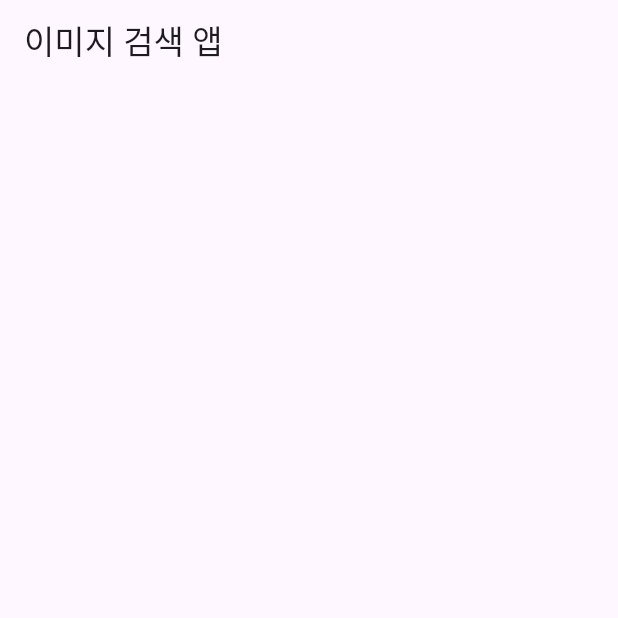
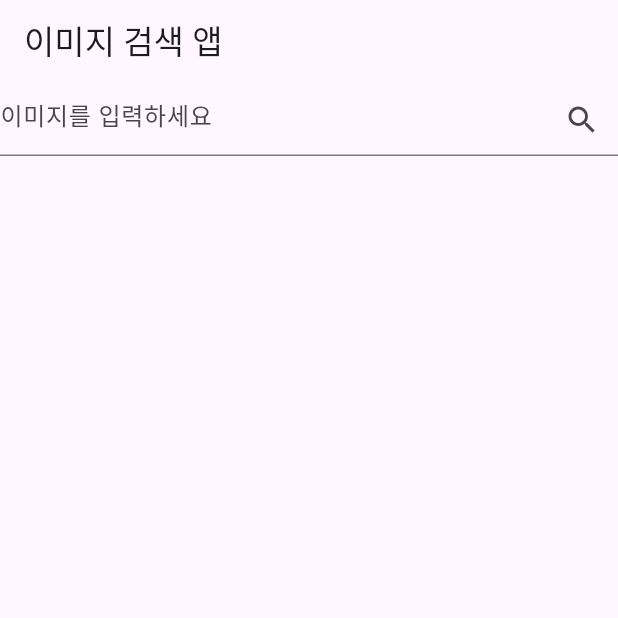
Before and after one commit to yeondooo/image_search_4day, a Flutter app: the screen it shows after launch, on a phone screen of 412 x 824 dp, the top half of it. Run offline on Flutter 3.47's test engine with Material 2 defaults, Android fonts, the phone set to English and light mode, and no system bars; our stand-ins replace go_router; generated files the repository leaves out were written again.

Commit message:
feat: main screen 구현

```diff
--- a/lib/ui/main/main_screen.dart
+++ b/lib/ui/main/main_screen.dart
@@ -1,4 +1,7 @@
 import 'package:flutter/material.dart';
+import 'package:go_router/go_router.dart';
+import 'package:image_search_4day/ui/main/main_view_model.dart';
+import 'package:provider/provider.dart';
 
 class MainScreen extends StatefulWidget {
   const MainScreen({Key? key}) : super(key: key);
@@ -8,13 +11,64 @@ class MainScreen extends StatefulWidget {
 }
 
 class _MainScreenState extends State<MainScreen> {
+  final controller = TextEditingController();
+
+  @override
+  void dispose() {
+    controller.dispose();
+    super.dispose();
+  }
+
   @override
   Widget build(BuildContext context) {
+    final viewModel = context.watch<MainViewModel>();
+
     return Scaffold(
       appBar: AppBar(
         title: const Text('이미지 검색 앱'),
       ),
-      body: Container(),
+      body: Column(
+        children: [
+          TextField(
+            controller: controller,
+            decoration: InputDecoration(
+              hintText: '이미지를 입력하세요',
+              suffixIcon: IconButton(
+                icon: const Icon(Icons.search),
+                onPressed: () {
+                  viewModel.fetchImages(controller.text);
+                },
+              ),
+            ),
+          ),
+          Expanded(
+            child: GridView.builder(
+              shrinkWrap: true,
+              gridDelegate: const SliverGridDelegateWithFixedCrossAxisCount(
+                crossAxisCount: 2,
+                mainAxisSpacing: 4,
+                crossAxisSpacing: 4,
+              ),
+              itemCount: viewModel.photos.length,
+              itemBuilder: (context, index) {
+                final photo = viewModel.photos[index];
+                return Hero(
+                  tag: photo.id,
+                  child: GestureDetector(
+                    onTap: () {
+                      context.push('/detail', extra: photo);
+                    },
+                    child: Image.network(
+                      photo.webformatURL,
+                      fit: BoxFit.cover,
+                    ),
+                  ),
+                );
+              },
+            ),
+          )
+        ],
+      ),
     );
   }
 }
```
